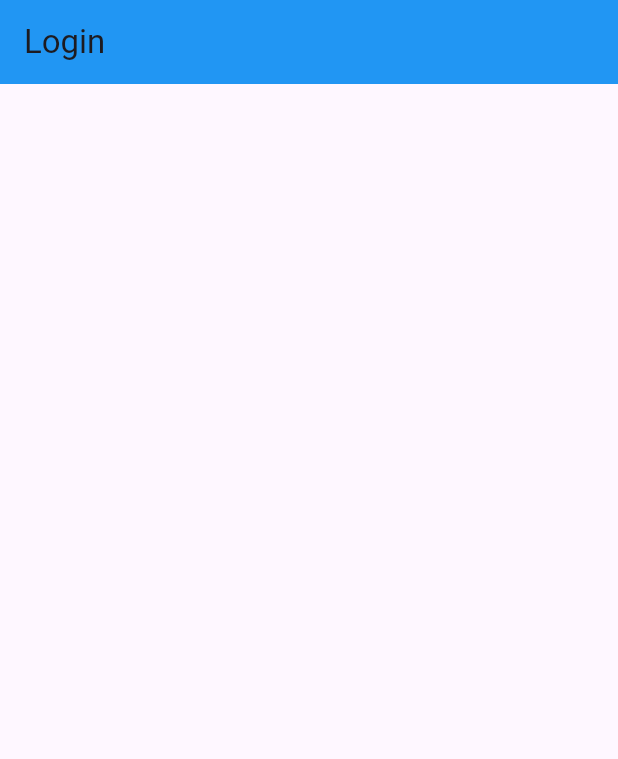
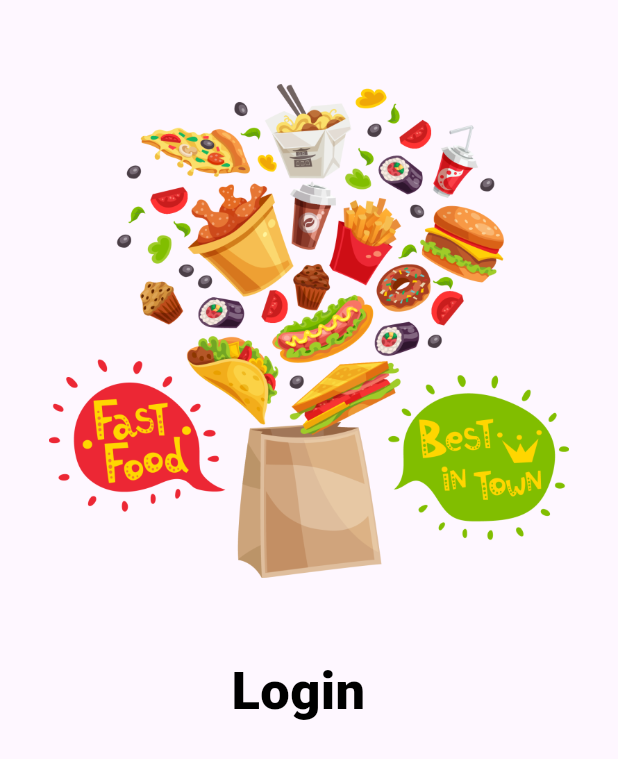
Before and after one commit to Priyanshg0211/FoodZing, a Flutter app: the screen it shows after launch, after a tap on "Get Started", on a phone screen of 412 x 824 dp. Shown: the top 759 px of the screen. Run offline on Flutter 3.47's test engine with Material 3 defaults, Android fonts, the phone set to English and light mode, and no system bars; Roboto replaces fonts that are missing (SFPro).

Commit message:
added login image

```diff
--- a/lib/Screens/Loginpage.dart
+++ b/lib/Screens/Loginpage.dart
@@ -1,15 +1,53 @@
 import 'package:flutter/material.dart';
 
-class loginpage extends StatelessWidget {
+class loginpage extends StatefulWidget {
   const loginpage({super.key});
+
+  @override
+  State<loginpage> createState() => _loginpageState();
+}
+
+class _loginpageState extends State<loginpage> {
+  TextEditingController _emailController = TextEditingController();
+  TextEditingController _passwordController = TextEditingController();
 
   @override
   Widget build(BuildContext context) {
     return Scaffold(
       appBar: AppBar(
         automaticallyImplyLeading: false,
-        title: Text('Login'),
-        backgroundColor: Colors.blue,
+        backgroundColor: Colors.transparent,
+      ),
+      body: SingleChildScrollView(
+        child: Column(
+          mainAxisAlignment: MainAxisAlignment.spaceEvenly,
+          children: [
+            Center(
+              child: Container(
+                height: MediaQuery.of(context).size.height * 0.4,
+                width: MediaQuery.of(context).size.width * 0.9,
+                child: Image.asset('assets/images/food2.png'),
+              ),
+            ),
+            SizedBox(
+              height: 50,
+            ),
+            Center(
+              child: Container(
+                padding: EdgeInsets.only(left: 10),
+                width: MediaQuery.of(context).size.width * 0.3,
+                child: Text(
+                  'Login',
+                  style: TextStyle(
+                      fontFamily: 'SFPro',
+                      fontSize: 35.0,
+                      color: Colors.black,
+                      fontWeight: FontWeight.w900),
+                ),
+              ),
+            ),
+          ],
+        ),
       ),
     );
   }
--- a/lib/Screens/introduction.dart
+++ b/lib/Screens/introduction.dart
@@ -81,7 +81,7 @@ class Intropage extends StatelessWidget {
               child: ElevatedButton(
                 style: ElevatedButton.styleFrom(
                   shape: RoundedRectangleBorder(
-                    borderRadius: BorderRadius.circular(25),
+                    borderRadius: BorderRadius.circular(15),
                   ),
                   fixedSize: Size(320, 70),
                   backgroundColor: Colors.black,
```
Also changed, not shown: assets/images/food2.png (added).
